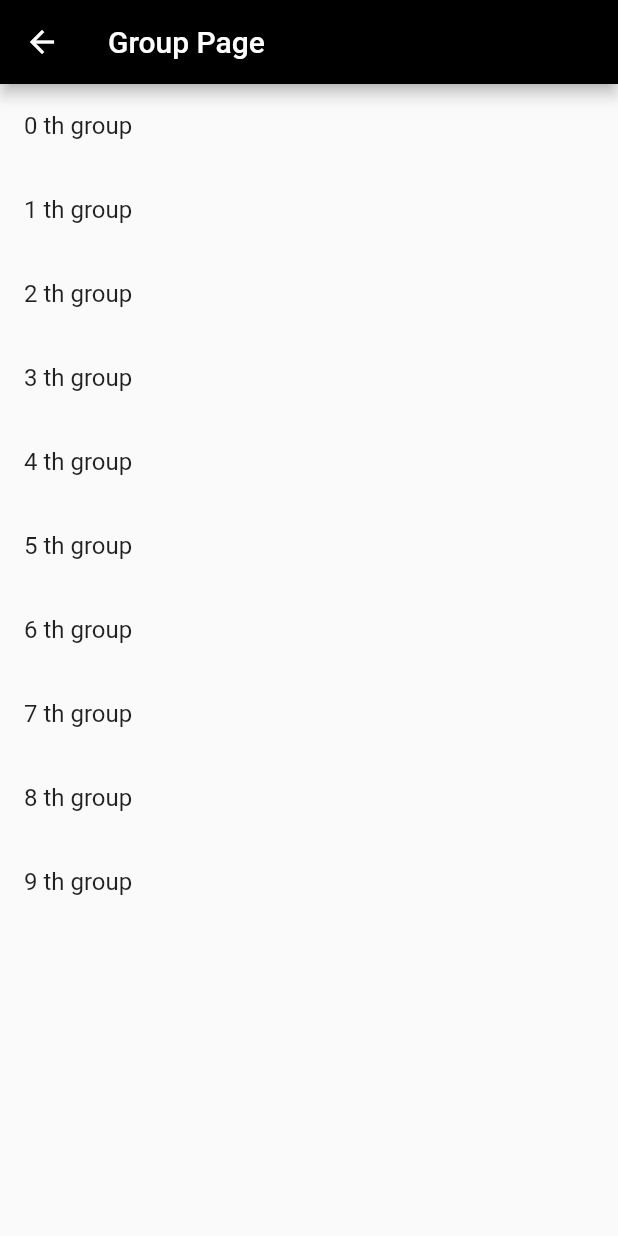
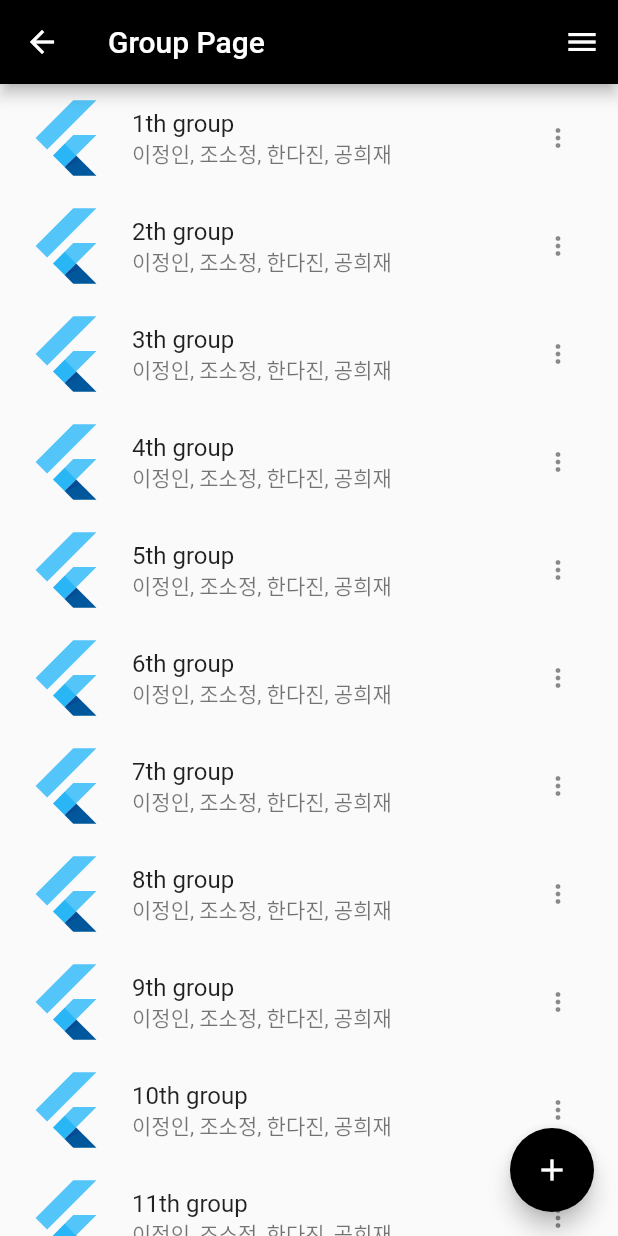
Before and after one commit to jirheee/GalleryShare-v2, a Flutter app: the GroupPage screen opened directly, on a phone screen of 412 x 824 dp. Run offline on Flutter 3.47's test engine with Material 2 defaults, Android fonts, the phone set to English and light mode, and no system bars.

Commit message:
listview updated: icon, subtitle add, end drawer added

```diff
--- a/gallery_share_v2/lib/group_page.dart
+++ b/gallery_share_v2/lib/group_page.dart
@@ -6,10 +6,10 @@ class GroupPage extends StatefulWidget {
 }
 
 class _GroupPageState extends State<GroupPage> {
-  final groups = List<GroupItem>.generate(
-      10,
-      (index) => GroupItem('$index th group', 'not implemented',
-          List<String>.generate(5, (index) => '$index')));
+  static List<String> members = ['이정인', '조소정', '한다진', '공희재'];
+
+  List<GroupItem> groups = List<GroupItem>.generate(20,
+      (index) => GroupItem('${index + 1}th group', 'not implemented', members));
 
   @override
   Widget build(BuildContext context) {
@@ -21,12 +21,39 @@ class _GroupPageState extends State<GroupPage> {
         itemCount: groups.length,
         itemBuilder: (context, index) {
           return ListTile(
+            leading: FlutterLogo(size: 56.0), //네트워크 이미지로 바꿔야함
             title: Text(groups[index].groupName),
+            subtitle: Text(groups[index].members.join(", ")),
+            trailing: Row(
+              mainAxisSize: MainAxisSize.min,
+              children: <Widget>[
+                IconButton(
+                  icon: Icon(
+                    Icons.more_vert,
+                    size: 20.0,
+                  ),
+                  onPressed: () => _onListMorePressed(),
+                ),
+              ],
+            ),
+            onLongPress: () => _onListLongPressed(index),
+            onTap: () => _onListPressed(index),
           );
         },
       ),
+      floatingActionButton: FloatingActionButton(
+        onPressed: () => {},
+        child: Icon(Icons.add),
+      ),
+      endDrawer: Drawer(child: Text("hello")),
     );
   }
+
+  _onListMorePressed() {}
+
+  _onListLongPressed(int index) {}
+
+  _onListPressed(int indexw) {}
 }
 
 class GroupItem {
```
